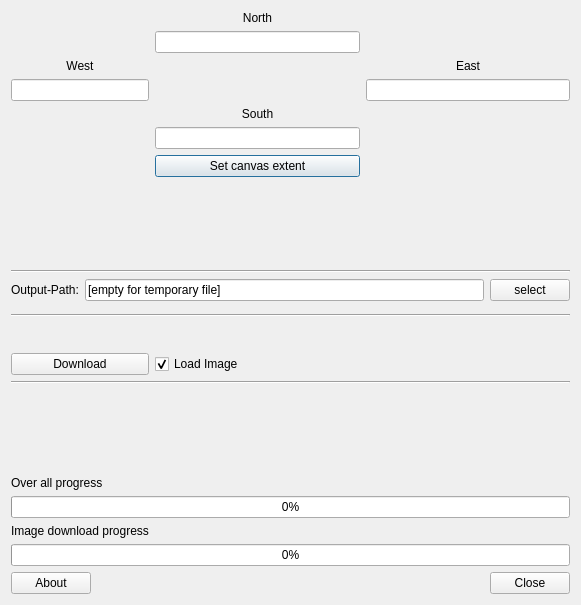
First picture: the form in srtm_downloader_dialog_base.ui, repository hdus/SRTM-Downloader, before the edit.
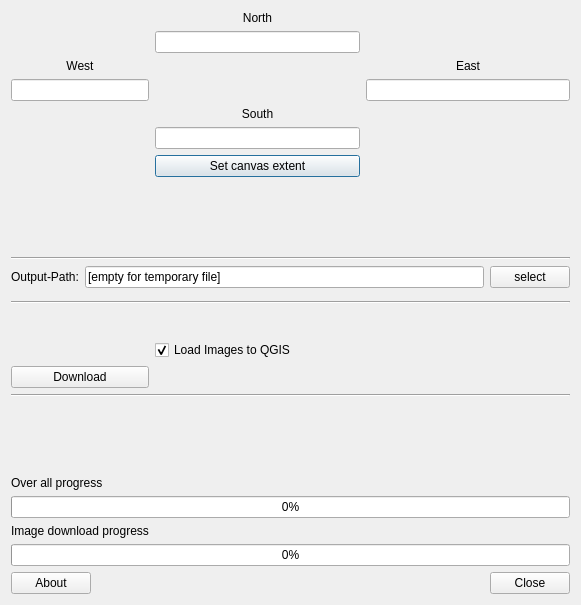
Second picture: the form after the edit.

Commit message: German translation improved

Diff of the .ui file:
```diff
--- a/srtm_downloader_dialog_base.ui
+++ b/srtm_downloader_dialog_base.ui
@@ -239,10 +239,10 @@
      </property>
     </widget>
    </item>
-   <item row="11" column="2">
+   <item row="10" column="2">
     <widget class="QCheckBox" name="chk_load_image">
      <property name="text">
-      <string>Load Image</string>
+      <string>Load Images to QGIS</string>
      </property>
      <property name="checked">
       <bool>true</bool>
```
The commit also changes 2 other files.
